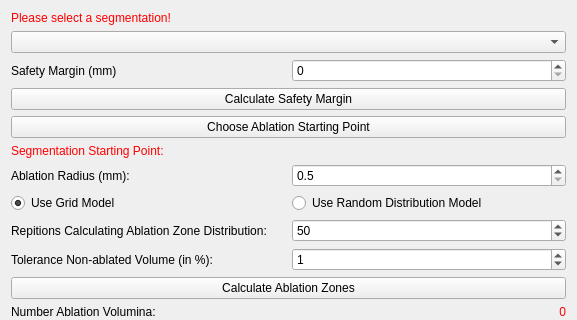
Old version of the form Plugins/org.mitk.gui.qt.ablationplanning/src/internal/QmitkAblationPlanningViewControls.ui in the repository alaansheikhani/MITK; both pictures show x 0 to 577 and y 0 to 320 of the 577 by 864 pixel window.
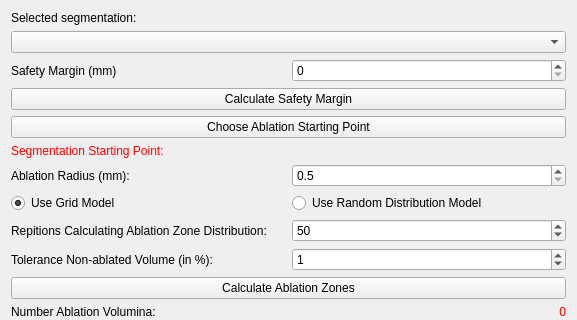
New version of the form. Icons and pictures are not drawn. Custom widgets are drawn as their Qt base class.

Commit message: Resetting the safety margin is working now correctly

The edit to the form file:
```diff
--- a/Plugins/org.mitk.gui.qt.ablationplanning/src/internal/QmitkAblationPlanningViewControls.ui
+++ b/Plugins/org.mitk.gui.qt.ablationplanning/src/internal/QmitkAblationPlanningViewControls.ui
@@ -6,7 +6,7 @@
    <rect>
     <x>0</x>
     <y>0</y>
-    <width>513</width>
+    <width>516</width>
     <height>864</height>
    </rect>
   </property>
@@ -23,10 +23,10 @@
    <item>
     <widget class="QLabel" name="labelWarning">
      <property name="styleSheet">
-      <string notr="true">QLabel { color: rgb(255, 0, 0) }</string>
+      <string notr="true"/>
      </property>
      <property name="text">
-      <string>Please select a segmentation!</string>
+      <string>Selected segmentation:</string>
      </property>
     </widget>
    </item>
```
Left out of the diff: 2 changed lines with no effect on the pictures. The commit also changes 1 other file.
